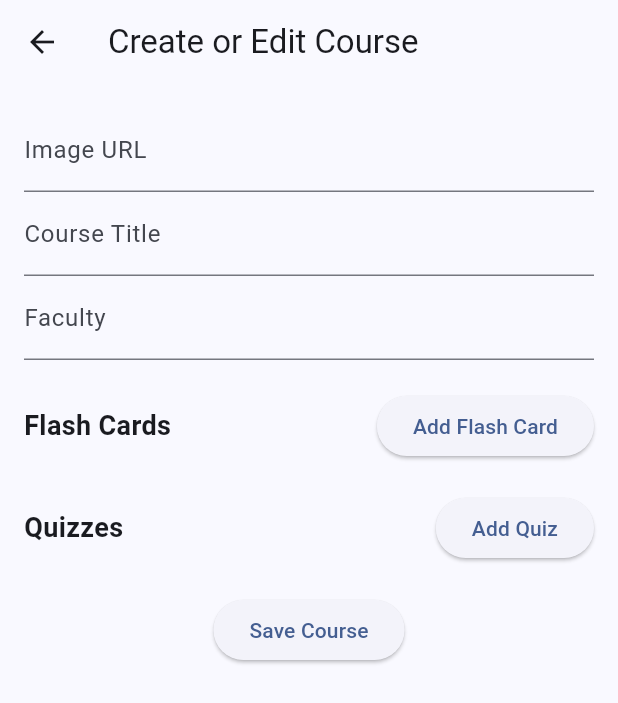
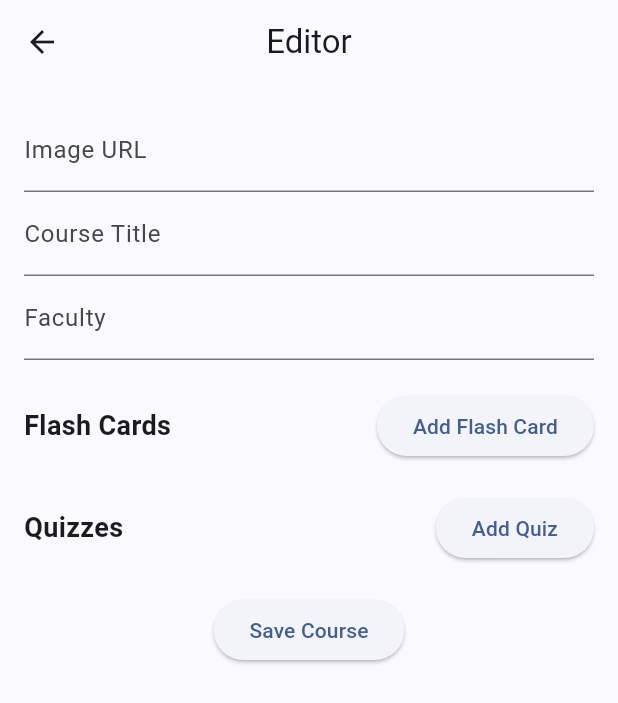
Before and after one commit to Roya1jr/study_app, a Flutter app: the CourseListPage screen opened directly, after a tap on the "add" icon, on a phone screen of 412 x 824 dp. Shown: the top 703 px of the screen. Run offline on Flutter 3.47's test engine with Material 3 defaults, Android fonts, the phone set to English and light mode, and no system bars; drawn by our look-alikes of flutter_form_builder; our stand-ins replace carousel_slider, flip_card, form_builder_validators; missing offline and left inert: fluid_bottom_nav_bar.

Commit message:
Updated and renamed

```diff
--- a/lib/components/cards.dart
+++ b/lib/components/cards.dart
@@ -2,11 +2,11 @@ import 'package:flutter/material.dart';
 import 'package:study_app/models/models.dart';
 import 'package:study_app/views/content.dart';
 
-class FCard extends StatelessWidget {
+class FlipFlashCard extends StatelessWidget {
   final String text;
   final Color? color;
 
-  const FCard({
+  const FlipFlashCard({
     super.key,
     required this.text,
     this.color,
--- a/lib/components/flashcard_dialog.dart
+++ b/lib/components/flashcard_dialog.dart
@@ -33,12 +33,11 @@ class FlashCardDialog extends StatelessWidget {
         ),
         TextButton(
           onPressed: () {
-            // Create a FlashCard instance and pass it to the onAdd callback
             final flashCard = FlashCard(
               question: questionController.text,
               answer: answerController.text,
             );
-            onAdd(flashCard); // Pass the instance directly
+            onAdd(flashCard);
             Navigator.pop(context);
           },
           child: const Text('Add'),
--- a/lib/components/quiz_widget.dart
+++ b/lib/components/quiz_widget.dart
@@ -5,8 +5,7 @@ import 'package:study_app/models/models.dart';
 class QuizWidget extends StatelessWidget {
   final Quiz quiz;
   final Function(Question) onAddQuestion;
-  final Function(int)
-      onDeleteQuestion; // Callback for deleting a specific question
+  final Function(int) onDeleteQuestion;
   final VoidCallback onDelete;
 
   const QuizWidget({
@@ -44,7 +43,6 @@ class QuizWidget extends StatelessWidget {
               ],
             ),
           ),
-          // Change the condition to check for non-empty questions
           if (quiz.questions.isNotEmpty)
             ListView.builder(
               shrinkWrap: true,
@@ -58,7 +56,7 @@ class QuizWidget extends StatelessWidget {
                   trailing: IconButton(
                     icon: const Icon(Icons.delete),
                     onPressed: () {
-                      onDeleteQuestion(qIndex); // Call the delete callback
+                      onDeleteQuestion(qIndex);
                     },
                   ),
                 );
--- a/lib/views/content.dart
+++ b/lib/views/content.dart
@@ -16,6 +16,7 @@ class CourseContentPage extends StatelessWidget {
       child: Scaffold(
         appBar: AppBar(
           title: Text(course.title),
+          centerTitle: true,
           bottom: const TabBar(
             tabs: [
               Tab(
@@ -29,7 +30,6 @@ class CourseContentPage extends StatelessWidget {
         ),
         body: TabBarView(
           children: [
-            // Flashcards Tab with Carousel of Flip Cards
             CarouselSlider(
               options: CarouselOptions(
                 height: MediaQuery.of(context).size.height * 0.7,
@@ -42,10 +42,10 @@ class CourseContentPage extends StatelessWidget {
                   padding: const EdgeInsets.symmetric(
                       horizontal: 16.0, vertical: 8.0),
                   child: FlipCard(
-                      front: FCard(
+                      front: FlipFlashCard(
                           text: flashCard.question,
                           color: const Color.fromARGB(255, 227, 236, 242)),
-                      back: FCard(
+                      back: FlipFlashCard(
                           text: flashCard.answer,
                           color: const Color.fromARGB(255, 73, 96, 133))),
                 );
--- a/lib/views/creator.dart
+++ b/lib/views/creator.dart
@@ -73,7 +73,10 @@ class _CreatorPageState extends State<CreatorPage> {
   @override
   Widget build(BuildContext context) {
     return Scaffold(
-      appBar: AppBar(title: const Text('Create or Edit Course')),
+      appBar: AppBar(
+        title: const Text('Editor'),
+        centerTitle: true,
+      ),
       body: SingleChildScrollView(
         padding: const EdgeInsets.all(16),
         child: FormBuilder(
--- a/lib/views/creatorlist.dart
+++ b/lib/views/creatorlist.dart
@@ -12,7 +12,8 @@ class CourseListPage extends StatelessWidget {
 
     return Scaffold(
       appBar: AppBar(
-        title: const Center(child: Text('My Courses')),
+        title: const Text('My Courses'),
+        centerTitle: true,
       ),
       body: courses.isEmpty
           ? const Center(child: Text('No courses created.'))
```
Also changed, not shown: lib/main.dart (+6 -5 lines).
